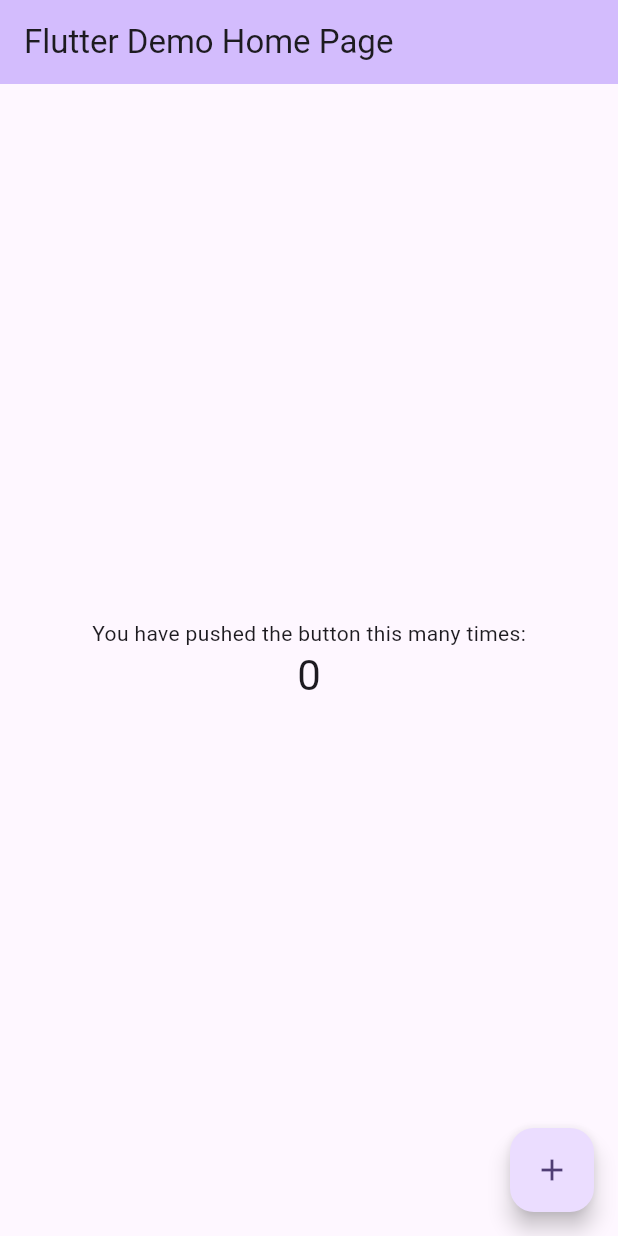
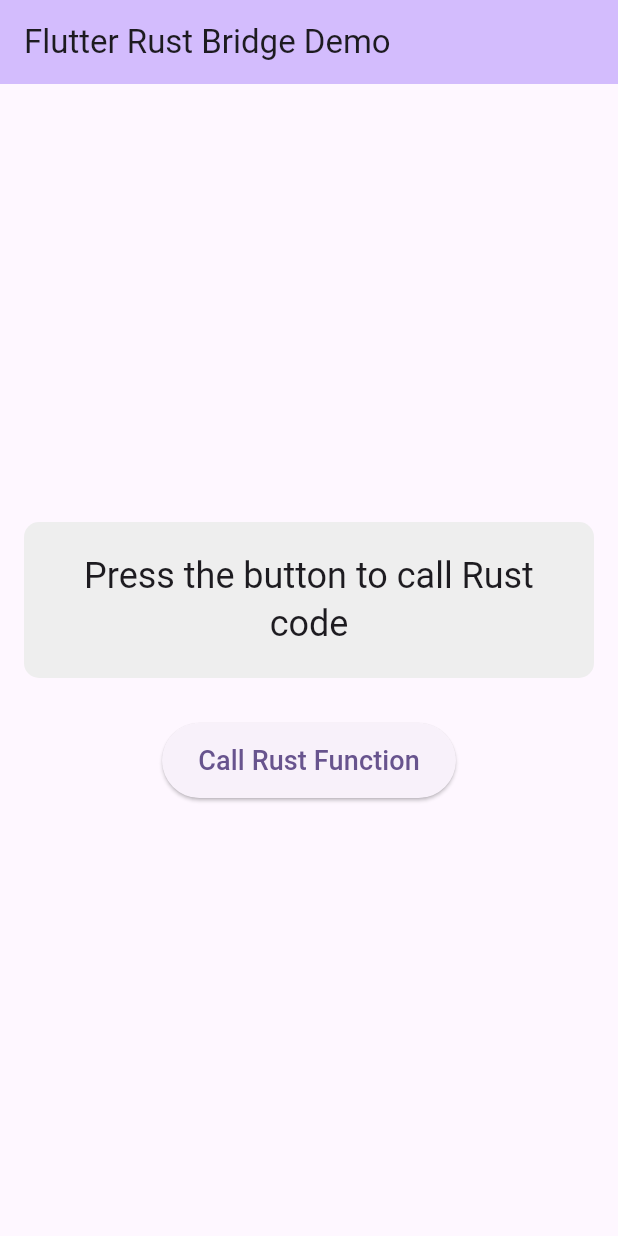
Before and after one commit to piohei/zk-age-verification-demo-android, a Flutter app: the screen it shows after launch, on a phone screen of 412 x 824 dp. Run offline on Flutter 3.47's test engine with Material 3 defaults, Android fonts, the phone set to English and light mode, and no system bars; missing offline and left inert: dart:ffi.

Commit message:
Working Android App with button.

```diff
--- /dev/null
+++ b/flutter_rust_example/flutter_rust_bridge.yaml
@@ -0,0 +1,11 @@
+# flutter_rust_bridge.yaml for version 2.x
+
+# Location of Rust files
+rust_root: "native/"
+
+# The Rust module path to generate code for
+rust_input: "crate::api"
+
+# Output paths
+dart_output: "lib/bridge_generated"
+c_output: "ios/Runner/bridge_generated.h"
--- a/flutter_rust_example/lib/main.dart
+++ b/flutter_rust_example/lib/main.dart
@@ -1,51 +1,50 @@
 import 'package:flutter/material.dart';
+import 'bridge_generated/api.dart';  // Updated import path
+import 'bridge_generated/frb_generated.dart';  // Updated import path
+import 'dart:ffi';
+import 'dart:io';
 
-void main() {
+
+void main() async {
+  await RustLib.init();
+
   runApp(const MyApp());
+}
+
+// Helper function to load the proper library based on platform
+DynamicLibrary _loadDylib() {
+  final libName = Platform.isAndroid
+      ? 'libnative.so'
+      : Platform.isIOS
+          ? 'libnative.a'
+          : Platform.isMacOS
+              ? 'libnative.dylib'
+              : 'libnative.so';
+
+  if (Platform.isIOS || Platform.isMacOS) {
+    return DynamicLibrary.process();
+  }
+  return DynamicLibrary.open(libName);
 }
 
 class MyApp extends StatelessWidget {
   const MyApp({super.key});
 
-  // This widget is the root of your application.
   @override
   Widget build(BuildContext context) {
     return MaterialApp(
-      title: 'Flutter Demo',
+      title: 'Flutter Rust Bridge Demo',
       theme: ThemeData(
-        // This is the theme of your application.
-        //
-        // TRY THIS: Try running your application with "flutter run". You'll see
-        // the application has a purple toolbar. Then, without quitting the app,
-        // try changing the seedColor in the colorScheme below to Colors.green
-        // and then invoke "hot reload" (save your changes or press the "hot
-        // reload" button in a Flutter-supported IDE, or press "r" if you used
-        // the command line to start the app).
-        //
-        // Notice that the counter didn't reset back to zero; the application
-        // state is not lost during the reload. To reset the state, use hot
-        // restart instead.
-        //
-        // This works for code too, not just values: Most code changes can be
-        // tested with just a hot reload.
         colorScheme: ColorScheme.fromSeed(seedColor: Colors.deepPurple),
+        useMaterial3: true,
       ),
-      home: const MyHomePage(title: 'Flutter Demo Home Page'),
+      home: const MyHomePage(title: 'Flutter Rust Bridge Demo'),
     );
   }
 }
 
 class MyHomePage extends StatefulWidget {
   const MyHomePage({super.key, required this.title});
-
-  // This widget is the home page of your application. It is stateful, meaning
-  // that it has a State object (defined below) that contains fields that affect
-  // how it looks.
-
-  // This class is the configuration for the state. It holds the values (in this
-  // case the title) provided by the parent (in this case the App widget) and
-  // used by the build method of the State. Fields in a Widget subclass are
-  // always marked "final".
 
   final String title;
 
@@ -54,69 +53,75 @@
 }
 
 class _MyHomePageState extends State<MyHomePage> {
-  int _counter = 0;
+  String _message = "Press the button to call Rust code";
+  bool _isLoading = false;
 
-  void _incrementCounter() {
+  Future<void> _callRustCode() async {
     setState(() {
-      // This call to setState tells the Flutter framework that something has
-      // changed in this State, which causes it to rerun the build method below
-      // so that the display can reflect the updated values. If we changed
-      // _counter without calling setState(), then the build method would not be
-      // called again, and so nothing would appear to happen.
-      _counter++;
+      _isLoading = true;
     });
+
+    try {
+      // Call the Rust function
+      final result = await helloWorld();
+
+      setState(() {
+        _message = result;
+        _isLoading = false;
+      });
+    } catch (e) {
+      setState(() {
+        _message = "Error: $e";
+        _isLoading = false;
+      });
+    }
   }
 
   @override
   Widget build(BuildContext context) {
-    // This method is rerun every time setState is called, for instance as done
-    // by the _incrementCounter method above.
-    //
-    // The Flutter framework has been optimized to make rerunning build methods
-    // fast, so that you can just rebuild anything that needs updating rather
-    // than having to individually change instances of widgets.
     return Scaffold(
       appBar: AppBar(
-        // TRY THIS: Try changing the color here to a specific color (to
-        // Colors.amber, perhaps?) and trigger a hot reload to see the AppBar
-        // change color while the other colors stay the same.
         backgroundColor: Theme.of(context).colorScheme.inversePrimary,
-        // Here we take the value from the MyHomePage object that was created by
-        // the App.build method, and use it to set our appbar title.
         title: Text(widget.title),
       ),
       body: Center(
-        // Center is a layout widget. It takes a single child and positions it
-        // in the middle of the parent.
-        child: Column(
-          // Column is also a layout widget. It takes a list of children and
-          // arranges them vertically. By default, it sizes itself to fit its
-          // children horizontally, and tries to be as tall as its parent.
-          //
-          // Column has various properties to control how it sizes itself and
-          // how it positions its children. Here we use mainAxisAlignment to
-          // center the children vertically; the main axis here is the vertical
-          // axis because Columns are vertical (the cross axis would be
-          // horizontal).
-          //
-          // TRY THIS: Invoke "debug painting" (choose the "Toggle Debug Paint"
-          // action in the IDE, or press "p" in the console), to see the
-          // wireframe for each widget.
-          mainAxisAlignment: MainAxisAlignment.center,
-          children: <Widget>[
-            const Text('You have pushed the button this many times:'),
-            Text(
-              '$_counter',
-              style: Theme.of(context).textTheme.headlineMedium,
-            ),
-          ],
+        child: Padding(
+          padding: const EdgeInsets.all(16.0),
+          child: Column(
+            mainAxisAlignment: MainAxisAlignment.center,
+            children: <Widget>[
+              Container(
+                padding: const EdgeInsets.all(20),
+                decoration: BoxDecoration(
+                  color: Colors.grey[200],
+                  borderRadius: BorderRadius.circular(10),
+                ),
+                child: Text(
+                  _message,
+                  style: Theme.of(context).textTheme.headlineSmall,
+                  textAlign: TextAlign.center,
+                ),
+              ),
+              const SizedBox(height: 30),
+              _isLoading
+                  ? const CircularProgressIndicator()
+                  : ElevatedButton(
+                      onPressed: _callRustCode,
+                      style: ElevatedButton.styleFrom(
+                        padding: const EdgeInsets.symmetric(
+                          horizontal: 24,
+                          vertical: 12,
+                        ),
+                      ),
+                      child: const Text(
+                        'Call Rust Function',
+                        style: TextStyle(fontSize: 18),
+                      ),
+                    ),
+            ],
+          ),
         ),
       ),
-      floatingActionButton: FloatingActionButton(
-        onPressed: _incrementCounter,
-        tooltip: 'Increment',
-        child: const Icon(Icons.add),
-      ), // This trailing comma makes auto-formatting nicer for build methods.
     );
   }
 }
```
Also changed, not shown: flutter_rust_example/pubspec.yaml (+7 -0 lines), flutter_rust_example/pubspec.lock, 9 other files.
